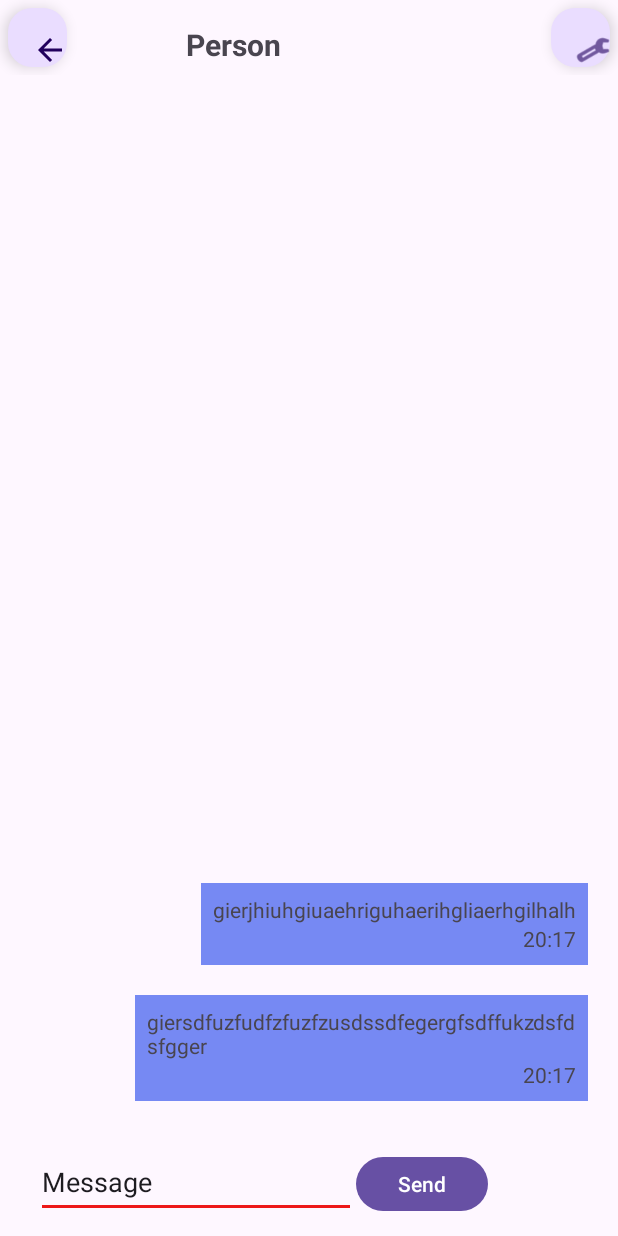
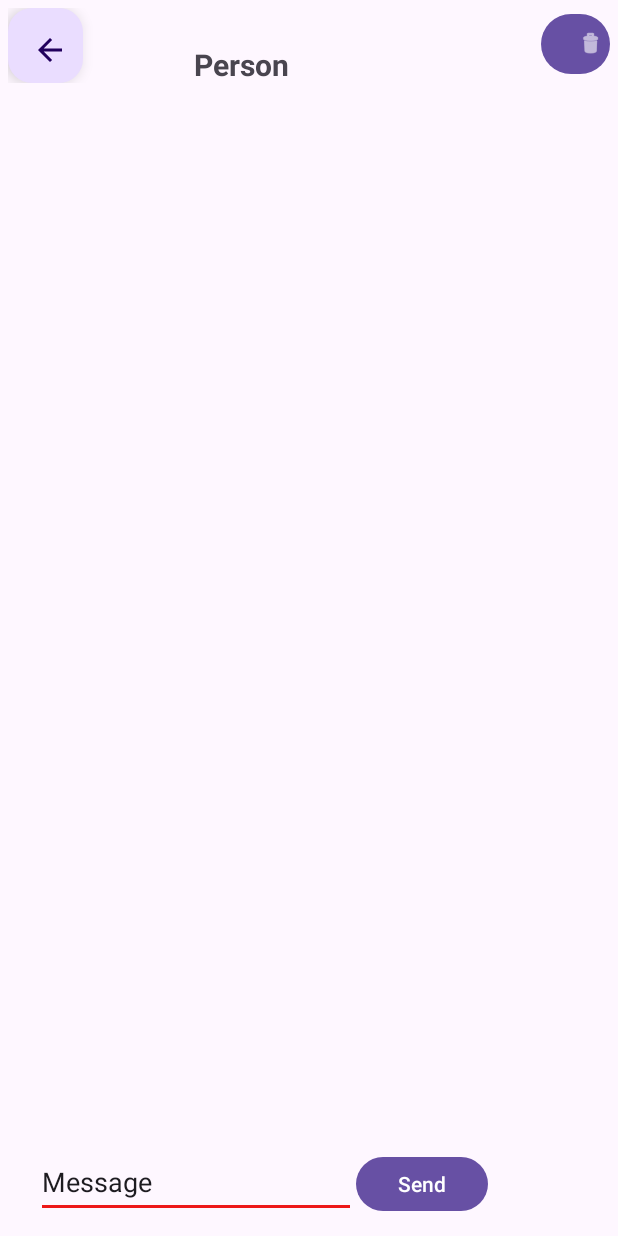
Before and after one commit to Feeeeeeeeeelix/Messenger, an Android app: the screen it shows after launch (MainActivity), on a phone screen of 412 x 824 dp. Run offline under Robolectric (Android 15) with nearby library versions, the phone set to English and light mode, and no system bars; libraries missing offline, so code that uses them is left out: com.hivemq.client; 2 statements that could not run were skipped.

Commit message:
layout ohne debug views

```diff
--- a/Client/app/src/main/res/layout/activity_main.xml
+++ b/Client/app/src/main/res/layout/activity_main.xml
@@ -11,6 +11,7 @@
         android:id="@+id/linearLayout"
         android:layout_width="0dp"
         android:layout_height="50dp"
+        android:layout_margin="5dp"
         android:orientation="horizontal"
         app:layout_constraintEnd_toEndOf="parent"
         app:layout_constraintStart_toStartOf="parent"
@@ -20,10 +21,8 @@
             android:id="@+id/floatingActionButton2"
             android:layout_width="wrap_content"
             android:layout_height="wrap_content"
-            android:layout_margin="5dp"
             android:layout_weight="0"
             android:clickable="true"
-            android:padding="5dp"
             android:src="?attr/homeAsUpIndicator" />
 
         <ImageView
@@ -45,14 +44,13 @@
             android:textSize="20sp"
             android:textStyle="bold" />
 
-        <com.google.android.material.floatingactionbutton.FloatingActionButton
-            android:id="@+id/floatingActionButton"
-            android:layout_width="wrap_content"
+        <Button
+            android:id="@+id/DeleteChatButton"
+            android:layout_width="46dp"
             android:layout_height="wrap_content"
-            android:layout_margin="5dp"
             android:layout_weight="0"
             android:clickable="true"
-            android:src="@android:drawable/ic_menu_manage" />
+            app:icon="@android:drawable/ic_menu_delete" />
 
     </LinearLayout>
 
@@ -73,77 +71,7 @@
             android:layout_width="match_parent"
             android:layout_height="wrap_content"
             android:gravity="bottom|fill_horizontal"
-            android:orientation="vertical">
-
-            <LinearLayout
-                android:layout_width="match_parent"
-                android:layout_height="wrap_content"
-                android:layout_marginTop="10dp"
-                android:layout_marginBottom="10dp"
-                android:gravity="bottom|end"
-                android:orientation="horizontal">
-
-                <LinearLayout
-                    android:layout_width="wrap_content"
-                    android:layout_height="wrap_content"
-                    android:background="#7689F3"
-                    android:gravity="end"
-                    android:orientation="vertical"
-                    android:padding="8dp">
-
-                    <TextView
-                        android:id="@+id/textView57"
-                        android:layout_width="wrap_content"
-                        android:layout_height="wrap_content"
-                        android:text="gierjhiuhgiuaehriguhaerihgliaerhgilhalh" />
-
-                    <TextView
-                        android:id="@+id/textView6"
-                        android:layout_width="match_parent"
-                        android:layout_height="wrap_content"
-                        android:gravity="right"
-                        android:text="20:17" />
-                </LinearLayout>
-            </LinearLayout>
-
-            <LinearLayout
-                android:layout_width="match_parent"
-                android:layout_height="wrap_content"
-                android:layout_marginTop="10dp"
-                android:layout_marginBottom="10dp"
-                android:gravity="bottom|right"
-                android:orientation="horizontal">
-
-                <Space
-                    android:layout_width="70dp"
-                    android:layout_height="wrap_content"
-                    android:minWidth="50dp" />
-
-                <LinearLayout
-                    android:layout_width="wrap_content"
-                    android:layout_height="wrap_content"
-                    android:layout_weight="0"
-                    android:background="#7689F3"
-                    android:gravity="end"
-                    android:orientation="vertical"
-                    android:padding="8dp">
-
-                    <TextView
-                        android:id="@+id/textView4"
-                        android:layout_width="wrap_content"
-                        android:layout_height="wrap_content"
-                        android:text="giersdfuzfudfzfuzfzusdssdfegergfsdffukzdsfdsfgger" />
-
-                    <TextView
-                        android:id="@+id/textView5"
-                        android:layout_width="wrap_content"
-                        android:layout_height="wrap_content"
-                        android:gravity="right"
-                        android:text="20:17" />
-                </LinearLayout>
-            </LinearLayout>
-
-        </LinearLayout>
+            android:orientation="vertical"/>
     </ScrollView>
 
     <LinearLayout
```
